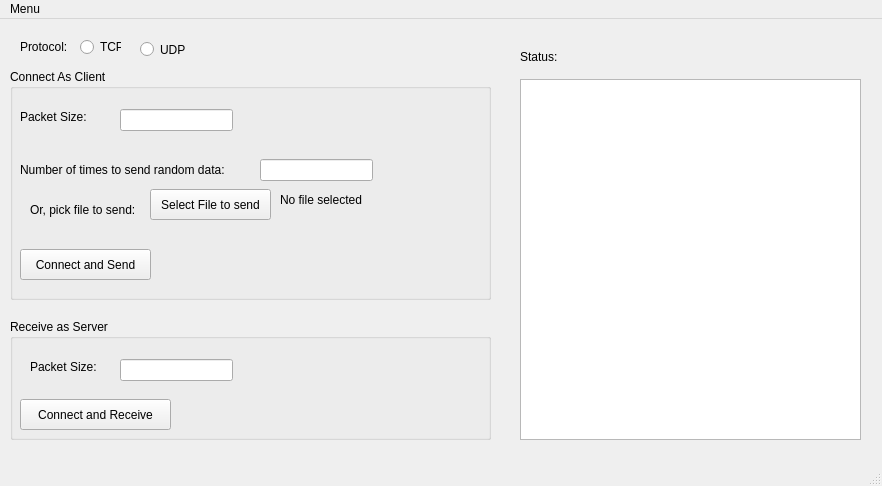
The window that mainwindow.ui (ellainec/WinSock_TCP_UDP_Performance_Test) describes before a commit, drawn with Qt 5.
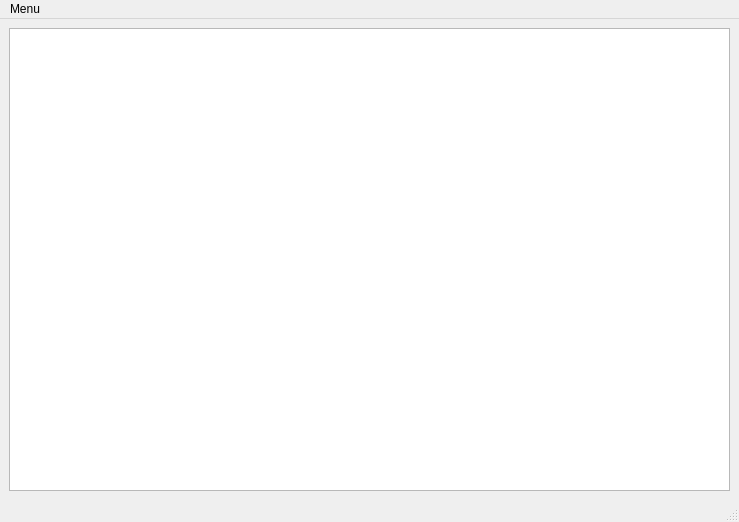
The same window after the commit.

Commit message: client and tcp server works

Diff of the .ui file:
```diff
--- a/mainwindow.ui
+++ b/mainwindow.ui
@@ -6,268 +6,38 @@
    <rect>
     <x>0</x>
     <y>0</y>
-    <width>882</width>
-    <height>486</height>
+    <width>739</width>
+    <height>522</height>
    </rect>
   </property>
   <property name="windowTitle">
    <string>Assignment 2</string>
   </property>
   <widget class="QWidget" name="centralwidget">
-   <widget class="QLabel" name="label">
-    <property name="geometry">
-     <rect>
-      <x>50</x>
-      <y>10</y>
-      <width>56</width>
-      <height>16</height>
-     </rect>
-    </property>
-    <property name="text">
-     <string/>
-    </property>
-   </widget>
-   <widget class="QRadioButton" name="udpRadioBtn">
-    <property name="geometry">
-     <rect>
-      <x>140</x>
-      <y>20</y>
-      <width>61</width>
-      <height>21</height>
-     </rect>
-    </property>
-    <property name="text">
-     <string>UDP</string>
-    </property>
-   </widget>
-   <widget class="QRadioButton" name="tcpRadioBtn">
-    <property name="geometry">
-     <rect>
-      <x>80</x>
-      <y>20</y>
-      <width>41</width>
-      <height>16</height>
-     </rect>
-    </property>
-    <property name="text">
-     <string>TCP</string>
-    </property>
-   </widget>
-   <widget class="QLabel" name="label_2">
-    <property name="geometry">
-     <rect>
-      <x>20</x>
-      <y>20</y>
-      <width>56</width>
-      <height>16</height>
-     </rect>
-    </property>
-    <property name="text">
-     <string>Protocol:</string>
-    </property>
-   </widget>
-   <widget class="QGroupBox" name="clientBox">
-    <property name="geometry">
-     <rect>
-      <x>10</x>
-      <y>50</y>
-      <width>481</width>
-      <height>231</height>
-     </rect>
-    </property>
-    <property name="title">
-     <string>Connect As Client</string>
-    </property>
-    <widget class="QLineEdit" name="numOfTimeEdit">
-     <property name="geometry">
-      <rect>
-       <x>250</x>
-       <y>90</y>
-       <width>113</width>
-       <height>22</height>
-      </rect>
-     </property>
-    </widget>
-    <widget class="QLabel" name="label_3">
-     <property name="geometry">
-      <rect>
-       <x>10</x>
-       <y>40</y>
-       <width>71</width>
-       <height>16</height>
-      </rect>
-     </property>
-     <property name="text">
-      <string>Packet Size:</string>
-     </property>
-    </widget>
-    <widget class="QLineEdit" name="packetSizeEdit">
-     <property name="geometry">
-      <rect>
-       <x>110</x>
-       <y>40</y>
-       <width>113</width>
-       <height>22</height>
-      </rect>
-     </property>
-    </widget>
-    <widget class="QLabel" name="label_4">
-     <property name="geometry">
-      <rect>
-       <x>10</x>
-       <y>90</y>
-       <width>231</width>
-       <height>21</height>
-      </rect>
-     </property>
-     <property name="text">
-      <string>Number of times to send random data: </string>
-     </property>
-    </widget>
-    <widget class="QPushButton" name="selectFileBtn">
-     <property name="geometry">
-      <rect>
-       <x>140</x>
-       <y>120</y>
-       <width>121</width>
-       <height>31</height>
-      </rect>
-     </property>
-     <property name="text">
-      <string>Select File to send</string>
-     </property>
-    </widget>
-    <widget class="QLabel" name="label_5">
-     <property name="geometry">
-      <rect>
-       <x>20</x>
-       <y>130</y>
-       <width>131</width>
-       <height>21</height>
-      </rect>
-     </property>
-     <property name="text">
-      <string>Or, pick file to send:</string>
-     </property>
-    </widget>
-    <widget class="QPushButton" name="clientStartBtn">
-     <property name="geometry">
-      <rect>
-       <x>10</x>
-       <y>180</y>
-       <width>131</width>
-       <height>31</height>
-      </rect>
-     </property>
-     <property name="text">
-      <string>Connect and Send</string>
-     </property>
-    </widget>
-    <widget class="QLabel" name="label_6">
-     <property name="geometry">
-      <rect>
-       <x>270</x>
-       <y>120</y>
-       <width>201</width>
-       <height>21</height>
-      </rect>
-     </property>
-     <property name="text">
-      <string>No file selected</string>
-     </property>
-    </widget>
-   </widget>
-   <widget class="QGroupBox" name="serverBox">
-    <property name="geometry">
-     <rect>
-      <x>10</x>
-      <y>300</y>
-      <width>481</width>
-      <height>121</height>
-     </rect>
-    </property>
-    <property name="title">
-     <string>Receive as Server</string>
-    </property>
-    <widget class="QLineEdit" name="lineEdit_3">
-     <property name="geometry">
-      <rect>
-       <x>110</x>
-       <y>40</y>
-       <width>113</width>
-       <height>22</height>
-      </rect>
-     </property>
-    </widget>
-    <widget class="QLabel" name="label_7">
-     <property name="geometry">
-      <rect>
-       <x>20</x>
-       <y>40</y>
-       <width>81</width>
-       <height>16</height>
-      </rect>
-     </property>
-     <property name="text">
-      <string>Packet Size: </string>
-     </property>
-    </widget>
-    <widget class="QPushButton" name="serverStartBtn">
-     <property name="geometry">
-      <rect>
-       <x>10</x>
-       <y>80</y>
-       <width>151</width>
-       <height>31</height>
-      </rect>
-     </property>
-     <property name="text">
-      <string>Connect and Receive</string>
-     </property>
-    </widget>
-   </widget>
-   <widget class="QPlainTextEdit" name="status_text_edit">
-    <property name="geometry">
-     <rect>
-      <x>520</x>
-      <y>60</y>
-      <width>341</width>
-      <height>361</height>
-     </rect>
-    </property>
-    <property name="readOnly">
-     <bool>true</bool>
-    </property>
-   </widget>
-   <widget class="QLabel" name="label_8">
-    <property name="geometry">
-     <rect>
-      <x>520</x>
-      <y>30</y>
-      <width>56</width>
-      <height>16</height>
-     </rect>
-    </property>
-    <property name="text">
-     <string>Status:</string>
-    </property>
-   </widget>
-   <zorder>clientBox</zorder>
-   <zorder>label</zorder>
-   <zorder>udpRadioBtn</zorder>
-   <zorder>tcpRadioBtn</zorder>
-   <zorder>label_2</zorder>
-   <zorder>serverBox</zorder>
-   <zorder>status_text_edit</zorder>
-   <zorder>label_8</zorder>
+   <layout class="QGridLayout" name="gridLayout">
+    <item row="0" column="0" rowspan="2" colspan="2">
+     <layout class="QVBoxLayout" name="verticalLayout">
+      <item>
+       <widget class="QPlainTextEdit" name="main_text"/>
+      </item>
+     </layout>
+    </item>
+    <item row="1" column="1">
+     <widget class="QLabel" name="label">
+      <property name="text">
+       <string/>
+      </property>
+     </widget>
+    </item>
+   </layout>
   </widget>
   <widget class="QMenuBar" name="menubar">
    <property name="geometry">
     <rect>
      <x>0</x>
      <y>0</y>
-     <width>882</width>
-     <height>22</height>
+     <width>739</width>
+     <height>26</height>
     </rect>
    </property>
    <widget class="QMenu" name="menuMenu">
```
Left out of the diff: 19 changed lines with no effect on the pictures. The commit also changes 20 other files.
